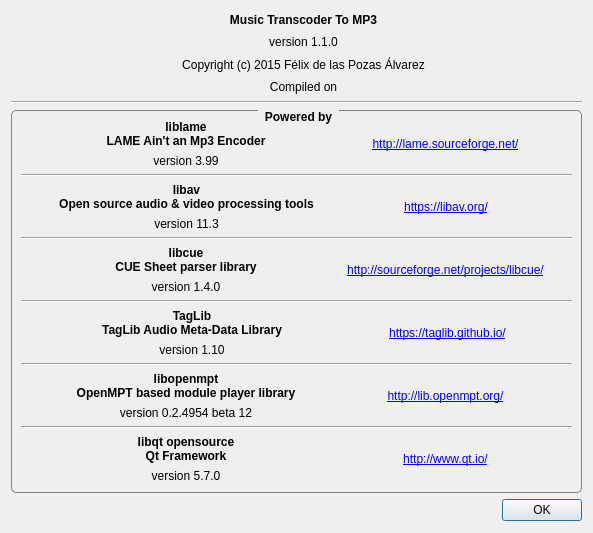
First picture: the form in AboutDialog.ui, repository FelixdelasPozas/transcodertomp3, before the edit.
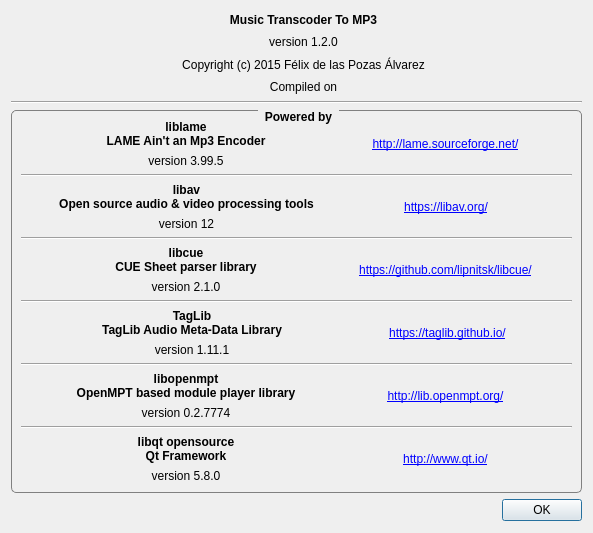
Second picture: the form after the edit. Icons and pictures are not drawn.

```diff
--- a/AboutDialog.ui
+++ b/AboutDialog.ui
@@ -90,7 +90,7 @@
          <item>
           <widget class="QLabel" name="m_version">
            <property name="text">
-            <string>version 1.1.0</string>
+            <string>version 1.2.0</string>
            </property>
            <property name="alignment">
             <set>Qt::AlignCenter</set>
@@ -221,7 +221,7 @@
             <item>
              <widget class="QLabel" name="label_8">
               <property name="text">
-               <string>version 3.99</string>
+               <string>version 3.99.5</string>
               </property>
               <property name="alignment">
                <set>Qt::AlignCenter</set>
@@ -304,7 +304,7 @@
             <item>
              <widget class="QLabel" name="label_12">
               <property name="text">
-               <string>version 11.3</string>
+               <string>version 12</string>
               </property>
               <property name="alignment">
                <set>Qt::AlignCenter</set>
@@ -375,7 +375,7 @@
             <item>
              <widget class="QLabel" name="label_16">
               <property name="text">
-               <string>version 1.4.0</string>
+               <string>version 2.1.0</string>
               </property>
               <property name="alignment">
                <set>Qt::AlignCenter</set>
@@ -387,7 +387,7 @@
           <item>
            <widget class="QLabel" name="label_17">
             <property name="text">
-             <string>&lt;a href=&quot;http://sourceforge.net/projects/libcue/&quot;&gt;http://sourceforge.net/projects/libcue/&lt;/a&gt;</string>
+             <string>&lt;a href=&quot;http://sourceforge.net/projects/libcue/&quot;&gt;https://github.com/lipnitsk/libcue/&lt;/a&gt;</string>
             </property>
             <property name="alignment">
              <set>Qt::AlignCenter</set>
@@ -452,7 +452,7 @@
             <item>
              <widget class="QLabel" name="label_21">
               <property name="text">
-               <string>version 1.10</string>
+               <string>version 1.11.1</string>
               </property>
               <property name="alignment">
                <set>Qt::AlignCenter</set>
@@ -520,7 +520,7 @@
             <item>
              <widget class="QLabel" name="label_25">
               <property name="text">
-               <string>version 0.2.4954 beta 12</string>
+               <string>version 0.2.7774</string>
               </property>
               <property name="alignment">
                <set>Qt::AlignCenter</set>
@@ -597,7 +597,7 @@
             <item>
              <widget class="QLabel" name="label_27">
               <property name="text">
-               <string>version 5.7.0</string>
+               <string>version 5.8.0</string>
               </property>
               <property name="alignment">
                <set>Qt::AlignCenter</set>
```
